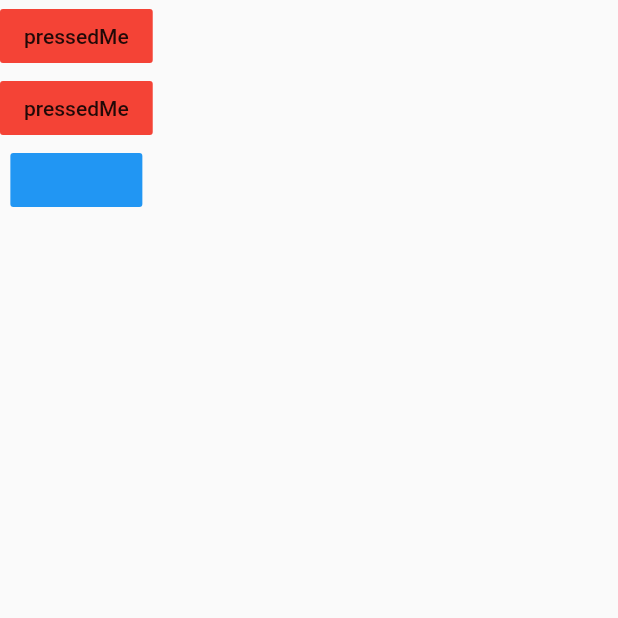
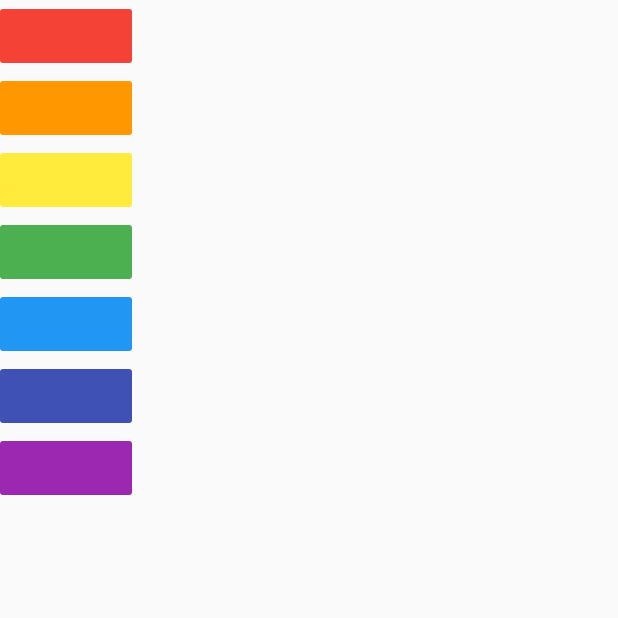
Before and after one commit to Rahulshahare/SaregamaApp, a Flutter app: the screen it shows after launch, on a phone screen of 412 x 824 dp, the top half of it. Run offline on Flutter 3.47's test engine with Material 2 defaults, Android fonts, the phone set to English and light mode, and no system bars; our stand-ins replace audioplayers.

Commit message:
The rqinbow color

```diff
--- a/lib/main.dart
+++ b/lib/main.dart
@@ -26,23 +26,14 @@ class MyApp extends StatelessWidget {
       home: Scaffold(
         body: Column(
           children: [
-            FlatButton(
-              color: Colors.red,
-              child: Text('pressedMe'),
-              onPressed: (){
-                final player = AudioCache();
-                player.play('note1.wav');
-              },
-            ),
-            FlatButton(
-              color: Colors.red,
-              child: Text('pressedMe'),
-              onPressed: (){
-                final player = AudioCache();
-                player.play('note2.wav');
-              },
-            ),
-           _CreateButton( Colors.blue ,'note6.wav')
+
+            _CreateButton( Colors.red ,'note1.wav'),
+            _CreateButton( Colors.orange ,'note2.wav'),
+            _CreateButton( Colors.yellow ,'note3.wav'),
+            _CreateButton( Colors.green ,'note4.wav'),
+            _CreateButton( Colors.blue ,'note5.wav'),
+            _CreateButton( Colors.indigo ,'note6.wav'),
+            _CreateButton( Colors.purple ,'note7.wav'),
 
           ],
           )
```
Also changed, not shown: 1 other file.
